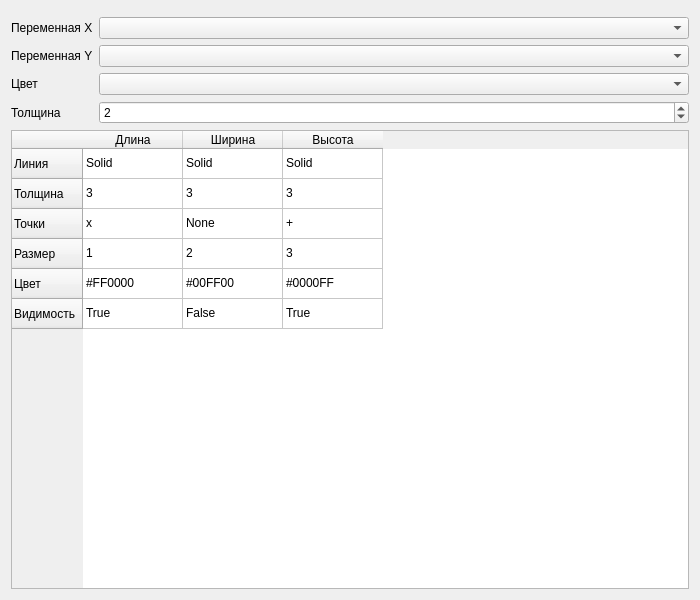
This is gui/views/line_plot.ui in Kirikus/Experiments-2026S-Python as Qt 5 draws it before an edit. The edited form follows.
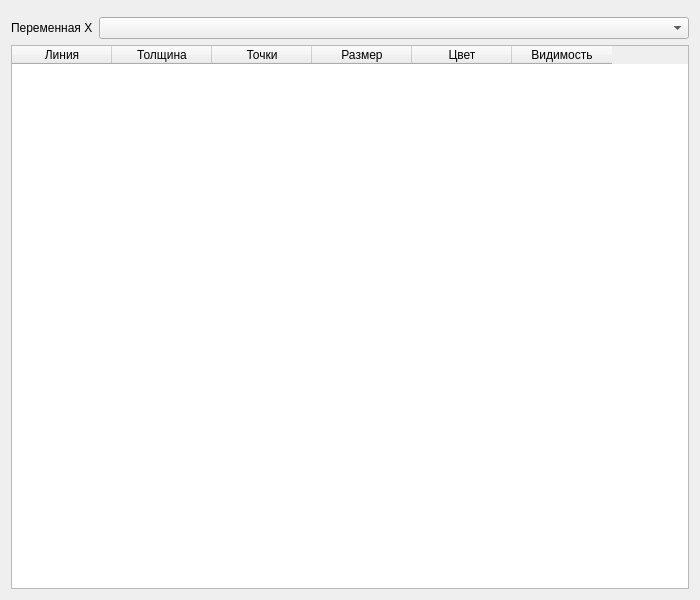
This is the edited form. Custom widgets are drawn as their Qt base class.

Commit message: Update graph feature UI and ignore rules

The edit to the form file:
```diff
--- a/gui/views/line_plot.ui
+++ b/gui/views/line_plot.ui
@@ -25,193 +25,48 @@
    </item>
    <item>
     <layout class="QFormLayout" name="settingsLayout">
-     <item row="1" column="0">
-      <widget class="QLabel" name="labelYVar">
+     <item row="0" column="0">
+      <widget class="QLabel" name="labelXVar">
        <property name="text">
-        <string>Переменная Y</string>
+        <string>Переменная X</string>
        </property>
       </widget>
      </item>
-     <item row="1" column="1">
-      <widget class="QComboBox" name="yVariableCombo"/>
+     <item row="0" column="1">
+      <widget class="QComboBox" name="xVariableCombo"/>
      </item>
-     <item row="2" column="0">
-      <widget class="QLabel" name="labelColor">
-       <property name="text">
-        <string>Цвет</string>
-       </property>
-      </widget>
-     </item>
-     <item row="2" column="1">
-      <widget class="QComboBox" name="colorCombo"/>
-     </item>
-     <item row="3" column="0">
-      <widget class="QLabel" name="labelWidth">
-       <property name="text">
-        <string>Толщина</string>
-       </property>
-      </widget>
-     </item>
-     <item row="3" column="1">
-      <widget class="QSpinBox" name="widthSpin">
-       <property name="minimum">
-        <number>1</number>
-       </property>
-       <property name="maximum">
-        <number>10</number>
-       </property>
-       <property name="value">
-        <number>2</number>
-       </property>
-      </widget>
-     </item>
-     <item row="4" column="0" colspan="2">
+     <item row="1" column="0" colspan="2">
       <widget class="QTableWidget" name="settingsTable">
-       <row>
+       <column>
         <property name="text">
          <string>Линия</string>
         </property>
-       </row>
-       <row>
+       </column>
+       <column>
         <property name="text">
          <string>Толщина</string>
         </property>
-       </row>
-       <row>
+       </column>
+       <column>
         <property name="text">
          <string>Точки</string>
         </property>
-       </row>
-       <row>
+       </column>
+       <column>
         <property name="text">
          <string>Размер</string>
         </property>
-       </row>
-       <row>
+       </column>
+       <column>
         <property name="text">
          <string>Цвет</string>
         </property>
-       </row>
-       <row>
+       </column>
+       <column>
         <property name="text">
          <string>Видимость</string>
         </property>
-       </row>
-       <column>
-        <property name="text">
-         <string>Длина</string>
-        </property>
        </column>
-       <column>
-        <property name="text">
-         <string>Ширина</string>
-        </property>
-       </column>
-       <column>
-        <property name="text">
-         <string>Высота</string>
-        </property>
-       </column>
-       <item row="0" column="0">
-        <property name="text">
-         <string>Solid</string>
-        </property>
-       </item>
-       <item row="0" column="1">
-        <property name="text">
-         <string>Solid</string>
-        </property>
-       </item>
-       <item row="0" column="2">
-        <property name="text">
-         <string>Solid</string>
-        </property>
-       </item>
-       <item row="1" column="0">
-        <property name="text">
-         <string>3</string>
-        </property>
-       </item>
-       <item row="1" column="1">
-        <property name="text">
-         <string>3</string>
-        </property>
-       </item>
-       <item row="1" column="2">
-        <property name="text">
-         <string>3</string>
-        </property>
-       </item>
-       <item row="2" column="0">
-        <property name="text">
-         <string>x</string>
-        </property>
-       </item>
-       <item row="2" column="1">
-        <property name="text">
-         <string>None</string>
-        </property>
-       </item>
-       <item row="2" column="2">
-        <property name="text">
-         <string>+</string>
-        </property>
-       </item>
-       <item row="3" column="0">
-        <property name="text">
-         <string>1</string>
-        </property>
-       </item>
-       <item row="3" column="1">
-        <property name="text">
-         <string>2</string>
-        </property>
-       </item>
-       <item row="3" column="2">
-        <property name="text">
-         <string>3</string>
-        </property>
-       </item>
-       <item row="4" column="0">
-        <property name="text">
-         <string>#FF0000</string>
-        </property>
-       </item>
-       <item row="4" column="1">
-        <property name="text">
-         <string>#00FF00</string>
-        </property>
-       </item>
-       <item row="4" column="2">
-        <property name="text">
-         <string>#0000FF</string>
-        </property>
-       </item>
-       <item row="5" column="0">
-        <property name="text">
-         <string>True</string>
-        </property>
-       </item>
-       <item row="5" column="1">
-        <property name="text">
-         <string>False</string>
-        </property>
-       </item>
-       <item row="5" column="2">
-        <property name="text">
-         <string>True</string>
-        </property>
-       </item>
-      </widget>
-     </item>
-     <item row="0" column="1">
-      <widget class="QComboBox" name="xVariableCombo"/>
-     </item>
-     <item row="0" column="0">
-      <widget class="QLabel" name="labelXVar">
-       <property name="text">
-        <string>Переменная X</string>
-       </property>
       </widget>
      </item>
     </layout>
```
Left out of the diff: 8 changed lines with no effect on the pictures. The commit also changes 3 other files.
